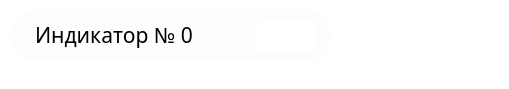
The window that stage/UI/UI_Module/indicatorwidget.ui (zerotonyq/MTCOLD) describes before a commit, drawn with Qt 5.
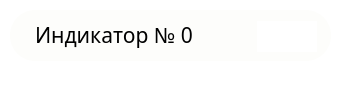
The same window after the commit. Icons and pictures are not drawn.

Commit message: info window

The edit to the form file:
```diff
--- a/stage/UI/UI_Module/indicatorwidget.ui
+++ b/stage/UI/UI_Module/indicatorwidget.ui
@@ -6,7 +6,7 @@
    <rect>
     <x>0</x>
     <y>0</y>
-    <width>509</width>
+    <width>345</width>
     <height>89</height>
    </rect>
   </property>
```
The commit also changes 5 other files.
